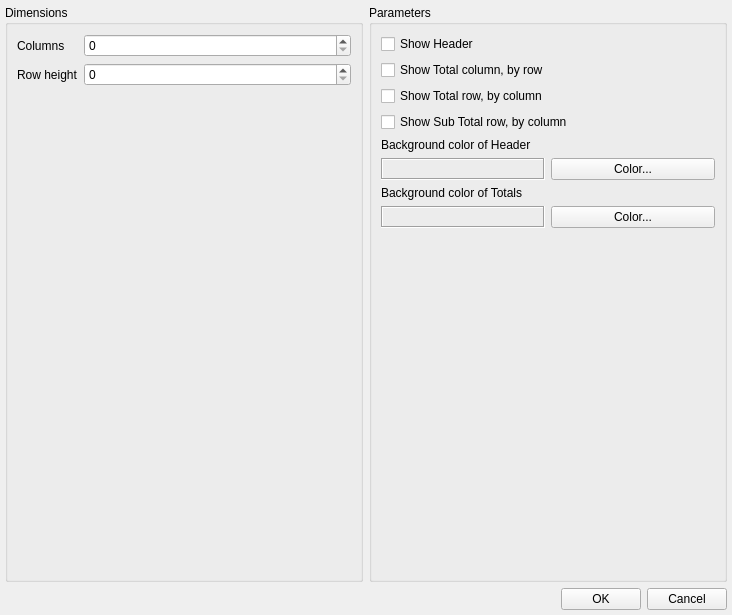
Above: QtRptDesigner/EditFldDlg.ui from DatabasesWorks/QtRPT-Report before the change. Below: the same form after it.
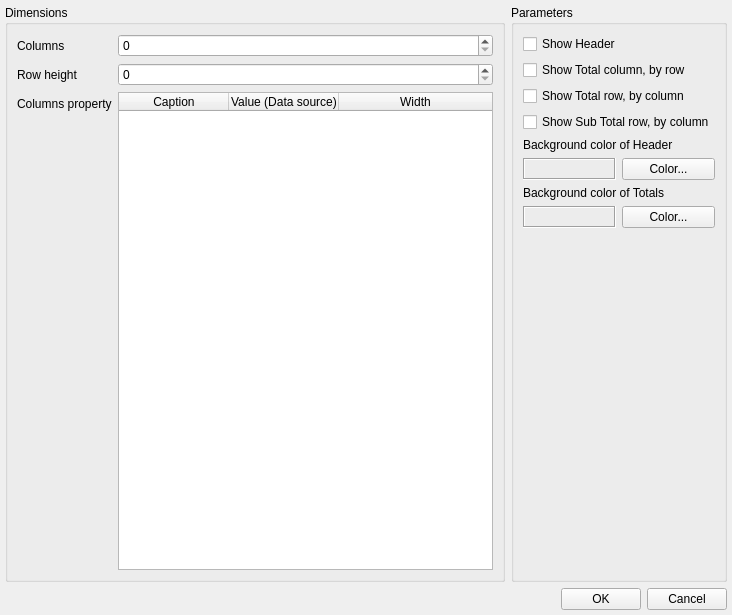
That is the form after the change. The open tabs and pages were chosen to show the change. Icons and pictures are not drawn. Custom widgets are drawn as their Qt base class.

```diff
--- a/QtRptDesigner/EditFldDlg.ui
+++ b/QtRptDesigner/EditFldDlg.ui
@@ -1188,6 +1188,47 @@
           <item row="1" column="1">
            <widget class="QSpinBox" name="spnRowHeight"/>
           </item>
+          <item row="2" column="1">
+           <widget class="QTableWidget" name="colTable">
+            <attribute name="horizontalHeaderDefaultSectionSize">
+             <number>110</number>
+            </attribute>
+            <attribute name="horizontalHeaderStretchLastSection">
+             <bool>true</bool>
+            </attribute>
+            <attribute name="verticalHeaderVisible">
+             <bool>true</bool>
+            </attribute>
+            <attribute name="verticalHeaderDefaultSectionSize">
+             <number>20</number>
+            </attribute>
+            <attribute name="verticalHeaderHighlightSections">
+             <bool>false</bool>
+            </attribute>
+            <column>
+             <property name="text">
+              <string>Caption</string>
+             </property>
+            </column>
+            <column>
+             <property name="text">
+              <string>Value (Data source)</string>
+             </property>
+            </column>
+            <column>
+             <property name="text">
+              <string>Width</string>
+             </property>
+            </column>
+           </widget>
+          </item>
+          <item row="2" column="0">
+           <widget class="QLabel" name="label_18">
+            <property name="text">
+             <string>Columns property</string>
+            </property>
+           </widget>
+          </item>
          </layout>
         </widget>
        </item>
```
Left out of the diff: 6 changed lines with no effect on the pictures.
